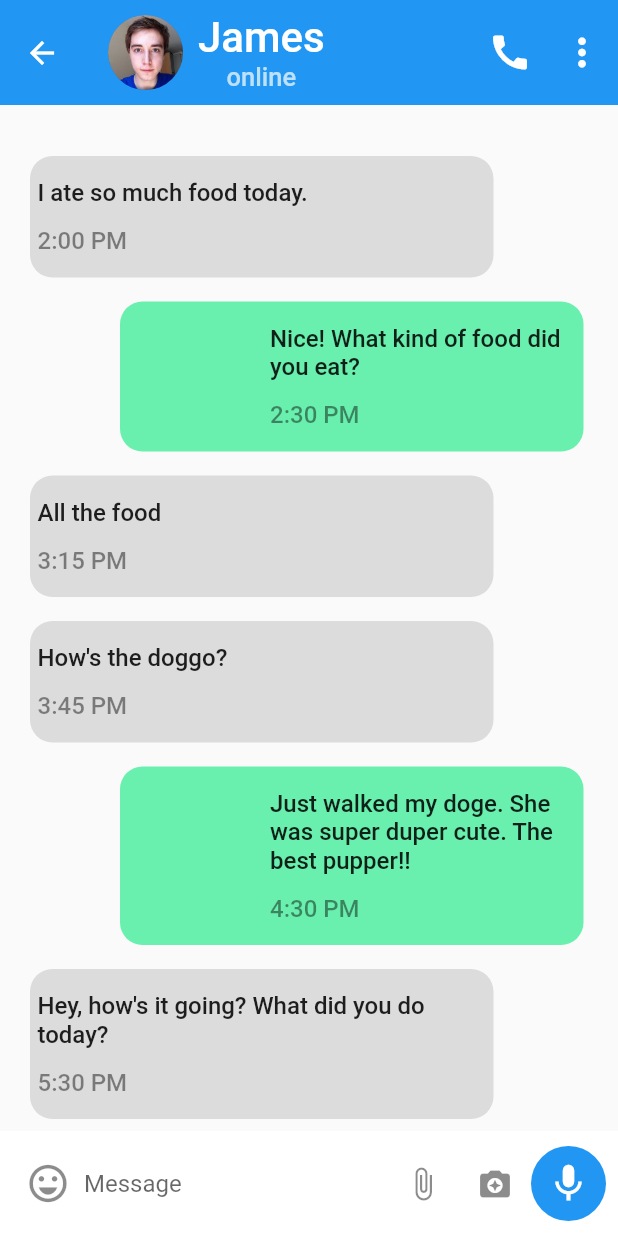
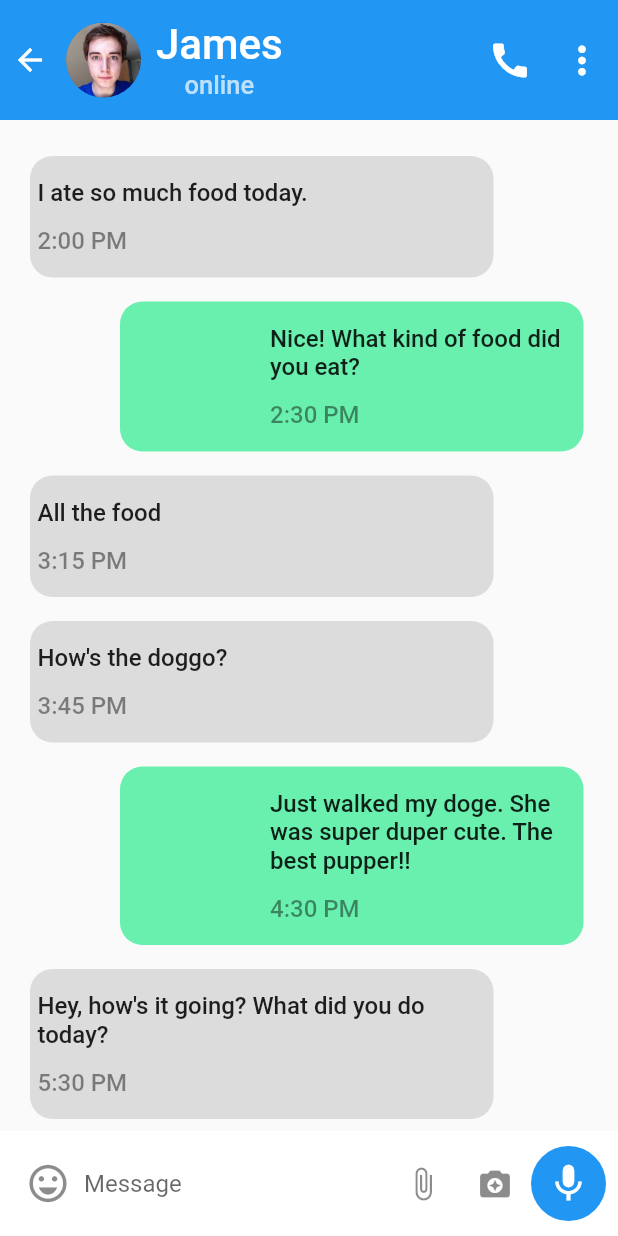
Before and after one commit to SasikaAththanayaka/chat_app_flutter_ui, a Flutter app: the screen it shows after launch, after a tap on "James", on a phone screen of 412 x 824 dp. Run offline on Flutter 3.47's test engine with Material 2 defaults, Android fonts, the phone set to English and light mode, and no system bars.

Commit message:
some changes in recent chat

```diff
--- a/lib/models/Message.dart
+++ b/lib/models/Message.dart
@@ -6,7 +6,7 @@ class Message {
       time; // Would usually be type DateTime or Firebase Timestamp in production apps
   final String text;
   final bool isLiked;
-  final bool unread;
+  bool unread;
 
   Message({
     this.sender,
--- a/lib/screens/chatScreen.dart
+++ b/lib/screens/chatScreen.dart
@@ -157,7 +157,8 @@ class _ChatScreenState extends State<ChatScreen> {
   Widget build(BuildContext context) {
     return Scaffold(
       appBar: AppBar(
-        toolbarHeight: 70.0,
+        leadingWidth: 28.0,
+        toolbarHeight: 80.0,
         title: Row(
           mainAxisAlignment: MainAxisAlignment.start,
           children: <Widget>[
--- a/lib/widgets/recentChat.dart
+++ b/lib/widgets/recentChat.dart
@@ -10,7 +10,8 @@ class RecentChats extends StatefulWidget {
 class _RecentChatsState extends State<RecentChats> {
   @override
   Widget build(BuildContext context) {
-    return Container(
+    return Scaffold(
+      body: Container(
         height: MediaQuery.of(context).size.height,
         //color: Theme.of(context).accentColor,
         child: ClipRRect(
@@ -23,13 +24,19 @@ class _RecentChatsState extends State<RecentChats> {
               itemBuilder: (BuildContext context, int index) {
                 final Message chat = chats[index];
                 return GestureDetector(
-                onTap: () => Navigator.push(
+                  onTap: () {
+                    Navigator.push(
                       context,
                       MaterialPageRoute(
                         builder: (_) => ChatScreen(
                           user: chat.sender,
                         ),
-                    )),
+                      ),
+                    );
+                    setState(() {
+                      chat.unread = false;
+                    });
+                  },
                   child: Container(
                     margin: EdgeInsets.only(
                       top: 5.0,
@@ -117,6 +124,15 @@ class _RecentChatsState extends State<RecentChats> {
                 );
               }),
         ),
+      ),
+      floatingActionButton: FloatingActionButton(
+        backgroundColor: Theme.of(context).primaryColor,
+        onPressed: () {},
+        child: Icon(
+          Icons.message_sharp,
+          color: Colors.white,
+        ),
+      ),
     );
   }
 }
```
Lines whose indentation alone changed are shown as unchanged.
